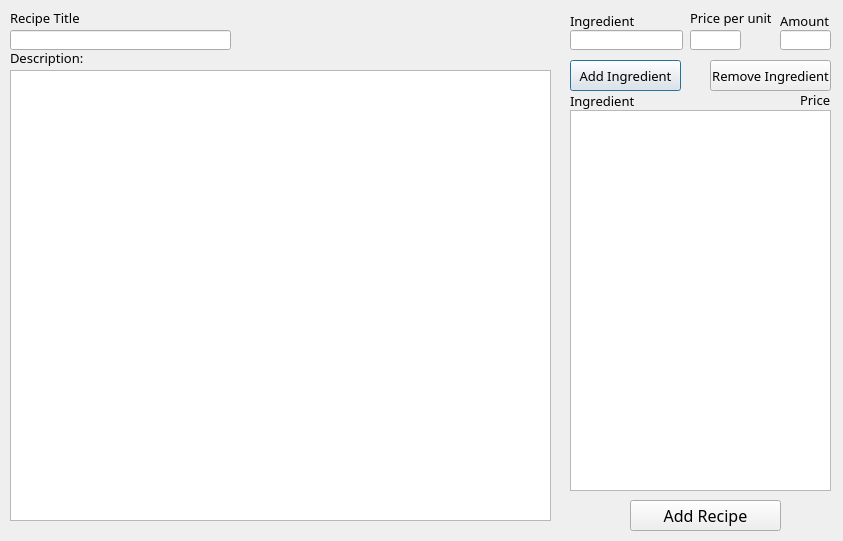
This is AddRecipe.ui in NickFurlo/Restaurant-Management-Database as Qt 5 draws it before an edit. The edited form follows.
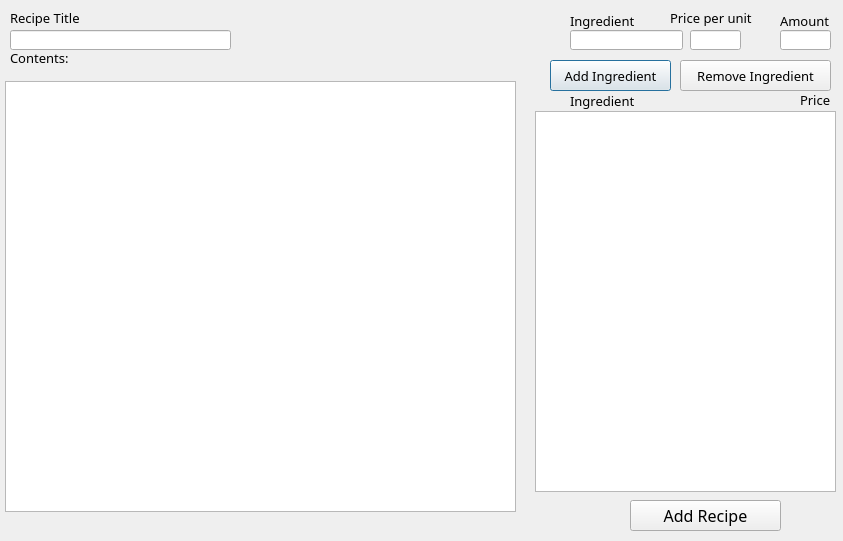
This is the edited form.

Patch:
```diff
--- a/AddRecipe.ui
+++ b/AddRecipe.ui
@@ -43,7 +43,7 @@
     <rect>
      <x>10</x>
      <y>50</y>
-     <width>81</width>
+     <width>101</width>
      <height>16</height>
     </rect>
    </property>
@@ -54,7 +54,7 @@
     </font>
    </property>
    <property name="text">
-    <string>Description:</string>
+    <string>Contents:</string>
    </property>
   </widget>
   <widget class="QLabel" name="label_3">
@@ -79,9 +79,9 @@
   <widget class="QLabel" name="label_4">
    <property name="geometry">
     <rect>
-     <x>690</x>
+     <x>670</x>
      <y>10</y>
-     <width>81</width>
+     <width>111</width>
      <height>16</height>
     </rect>
    </property>
@@ -105,16 +105,6 @@
     </rect>
    </property>
   </widget>
-  <widget class="QPlainTextEdit" name="plainTextEdit">
-   <property name="geometry">
-    <rect>
-     <x>10</x>
-     <y>70</y>
-     <width>541</width>
-     <height>451</height>
-    </rect>
-   </property>
-  </widget>
   <widget class="QLineEdit" name="lineEdit_2">
    <property name="geometry">
     <rect>
@@ -138,9 +128,9 @@
   <widget class="QPushButton" name="pushButton">
    <property name="geometry">
     <rect>
-     <x>570</x>
+     <x>550</x>
      <y>60</y>
-     <width>111</width>
+     <width>121</width>
      <height>31</height>
     </rect>
    </property>
@@ -154,16 +144,6 @@
     <string>Add Ingredient</string>
    </property>
   </widget>
-  <widget class="QPlainTextEdit" name="plainTextEdit_2">
-   <property name="geometry">
-    <rect>
-     <x>570</x>
-     <y>110</y>
-     <width>261</width>
-     <height>381</height>
-    </rect>
-   </property>
-  </widget>
   <widget class="QLabel" name="label_5">
    <property name="geometry">
     <rect>
@@ -226,7 +206,7 @@
     <rect>
      <x>780</x>
      <y>10</y>
-     <width>51</width>
+     <width>71</width>
      <height>21</height>
     </rect>
    </property>
@@ -253,9 +233,9 @@
   <widget class="QPushButton" name="pushButton_3">
    <property name="geometry">
     <rect>
-     <x>710</x>
+     <x>680</x>
      <y>60</y>
-     <width>121</width>
+     <width>151</width>
      <height>31</height>
     </rect>
    </property>
@@ -269,6 +249,26 @@
     <string>Remove Ingredient</string>
    </property>
   </widget>
+  <widget class="QListWidget" name="listWidget">
+   <property name="geometry">
+    <rect>
+     <x>5</x>
+     <y>81</y>
+     <width>511</width>
+     <height>431</height>
+    </rect>
+   </property>
+  </widget>
+  <widget class="QListWidget" name="listWidget_2">
+   <property name="geometry">
+    <rect>
+     <x>535</x>
+     <y>111</y>
+     <width>301</width>
+     <height>381</height>
+    </rect>
+   </property>
+  </widget>
  </widget>
  <resources/>
  <connections/>
```
